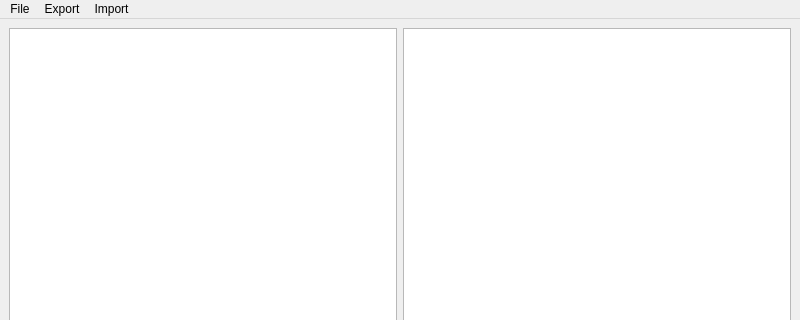
The window that sqlpractice.ui (polgimenezLMD/SQLPractice) describes before a commit, drawn with Qt 5; both pictures show x 0 to 800 and y 0 to 320 of the 800 by 600 pixel window.
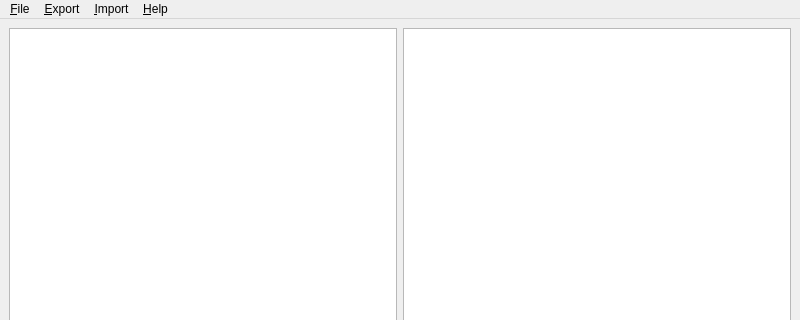
The same window after the commit.

Diff of the .ui file:
```diff
--- a/sqlpractice.ui
+++ b/sqlpractice.ui
@@ -38,25 +38,32 @@
    </property>
    <widget class="QMenu" name="menuFile_Ope">
     <property name="title">
-     <string>File</string>
+     <string>&amp;File</string>
     </property>
     <addaction name="actionOpen_File"/>
    </widget>
    <widget class="QMenu" name="menuExport">
     <property name="title">
-     <string>Export</string>
+     <string>&amp;Export</string>
     </property>
     <addaction name="actionJSON"/>
    </widget>
    <widget class="QMenu" name="menuImport">
     <property name="title">
-     <string>Import</string>
+     <string>&amp;Import</string>
     </property>
     <addaction name="actionJSON_2"/>
    </widget>
+   <widget class="QMenu" name="menuHelp">
+    <property name="title">
+     <string>&amp;Help</string>
+    </property>
+    <addaction name="actionAbout"/>
+   </widget>
    <addaction name="menuFile_Ope"/>
    <addaction name="menuExport"/>
    <addaction name="menuImport"/>
+   <addaction name="menuHelp"/>
   </widget>
   <widget class="QStatusBar" name="statusbar"/>
   <action name="actionOpen_File">
```
Left out of the diff: 20 changed lines with no effect on the pictures.
